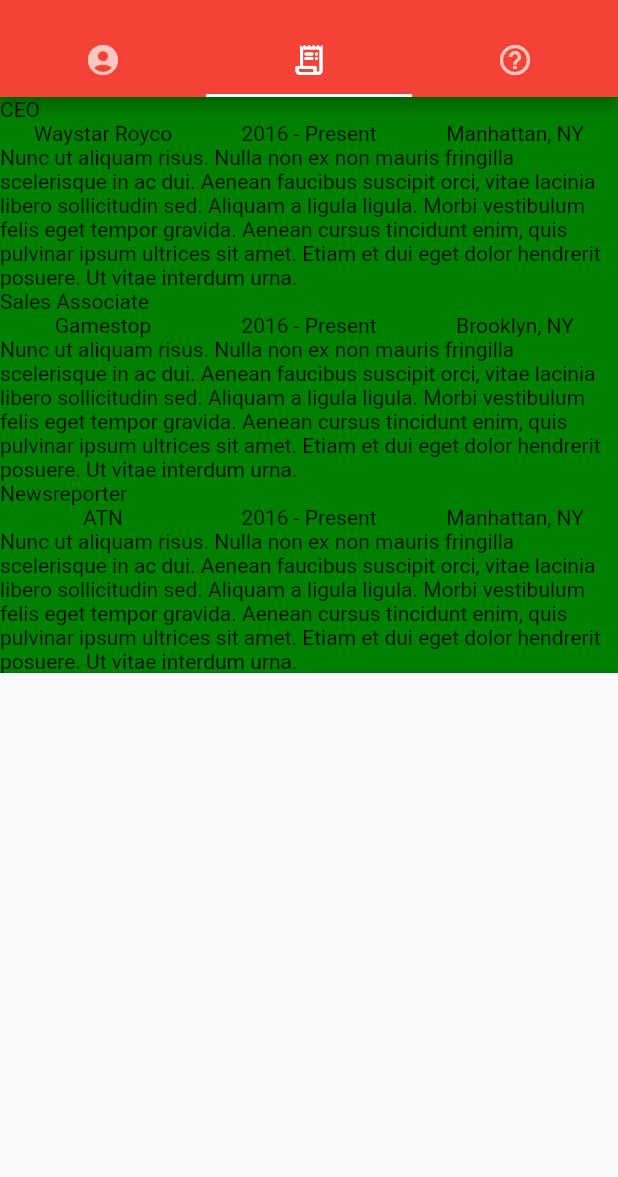
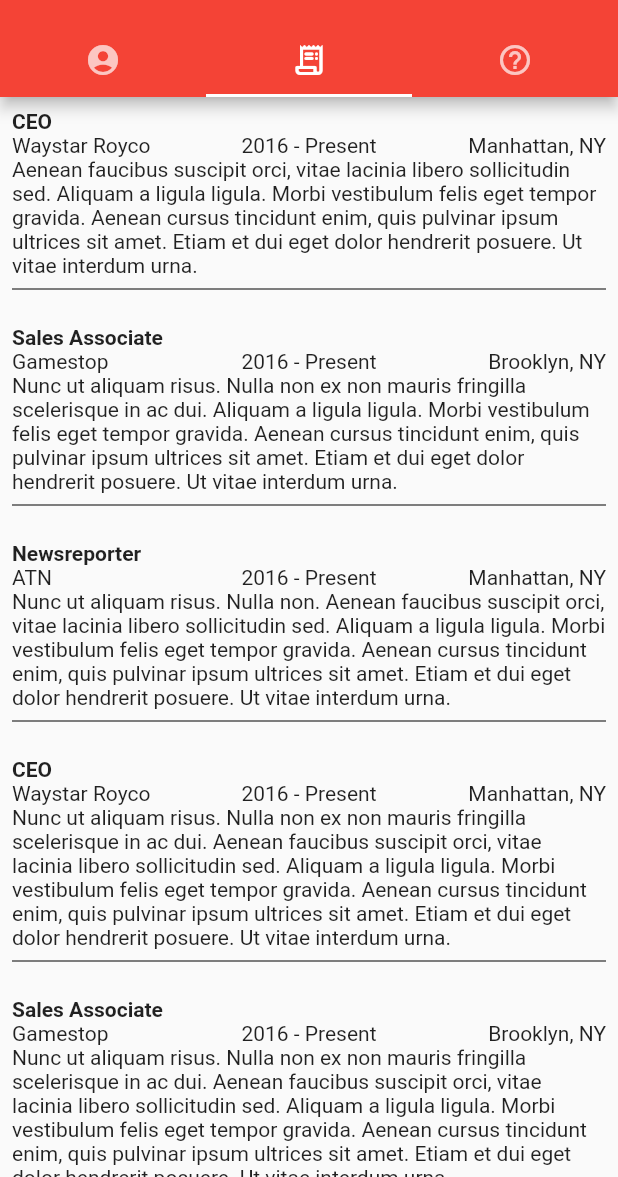
Before and after one commit to stuttskl/call_me_maybe, a Flutter app: the screen it shows after launch, tab 2 chosen, on a phone screen of 412 x 824 dp, the part 59-1236 px from its top. Run offline on Flutter 3.47's test engine with Material 2 defaults, Android fonts, the phone set to English and light mode, and no system bars.

```diff
--- a/lib/components/resume_entry.dart
+++ b/lib/components/resume_entry.dart
@@ -14,29 +14,25 @@ class ResumeEntry extends StatelessWidget {
 
   @override
   Widget build(BuildContext context) {
-    double c_width = MediaQuery.of(context).size.width * 0.8;
-
     return Container(
-        // Another fixed-height child.
-        color: const Color(0xff008000), // Green
-        // height: 120.0,
-        // width: c_width,
-        alignment: Alignment.center,
+        padding: EdgeInsets.all(8.0),
         child: Column(
           children: [
             Row(
-              children: [Text('$jobTitle')],
+              children: [
+                Text('$jobTitle', style: TextStyle(fontWeight: FontWeight.bold))
+              ],
             ),
             Row(
               children: [
                 Expanded(
-                  child: Text('$companyName', textAlign: TextAlign.center),
+                  child: Text('$companyName', textAlign: TextAlign.left),
                 ),
                 Expanded(
                   child: Text('$jobDates', textAlign: TextAlign.center),
                 ),
                 Expanded(
-                  child: Text('$location', textAlign: TextAlign.center),
+                  child: Text('$location', textAlign: TextAlign.right),
                 ),
               ],
             ),
@@ -47,7 +43,9 @@ class ResumeEntry extends StatelessWidget {
                 ),
               ],
             ),
-          ],
-        ));
+          Divider(color: Colors.black)
+        ],
+      )
+    );
   }
 }
--- a/lib/screens/resume_screen.dart
+++ b/lib/screens/resume_screen.dart
@@ -14,9 +14,49 @@ class ResumeScreen extends StatelessWidget {
                 minHeight: viewportConstraints.maxHeight,
               ),
               child: Column(
-                mainAxisSize: MainAxisSize.min,
-                // mainAxisAlignment: MainAxisAlignment.spaceEvenly,
                 children: <Widget>[
+                  ResumeEntry(
+                    companyName: 'Waystar Royco',
+                    jobTitle: 'CEO',
+                    jobDates: '2016 - Present',
+                    location: 'Manhattan, NY',
+                    jobDescription: 'Aenean faucibus suscipit orci, vitae lacinia libero sollicitudin sed. Aliquam a ligula ligula. Morbi vestibulum felis eget tempor gravida. Aenean cursus tincidunt enim, quis pulvinar ipsum ultrices sit amet. Etiam et dui eget dolor hendrerit posuere. Ut vitae interdum urna.',
+                  ),
+                  ResumeEntry(
+                    companyName: 'Gamestop',
+                    jobTitle: 'Sales Associate',
+                    jobDates: '2016 - Present',
+                    location: 'Brooklyn, NY',
+                    jobDescription: 'Nunc ut aliquam risus. Nulla non ex non mauris fringilla scelerisque in ac dui. Aliquam a ligula ligula. Morbi vestibulum felis eget tempor gravida. Aenean cursus tincidunt enim, quis pulvinar ipsum ultrices sit amet. Etiam et dui eget dolor hendrerit posuere. Ut vitae interdum urna.',
+                  ),
+                  ResumeEntry(
+                    companyName: 'ATN',
+                    jobTitle: 'Newsreporter',
+                    jobDates: '2016 - Present',
+                    location: 'Manhattan, NY',
+                    jobDescription: 'Nunc ut aliquam risus. Nulla non. Aenean faucibus suscipit orci, vitae lacinia libero sollicitudin sed. Aliquam a ligula ligula. Morbi vestibulum felis eget tempor gravida. Aenean cursus tincidunt enim, quis pulvinar ipsum ultrices sit amet. Etiam et dui eget dolor hendrerit posuere. Ut vitae interdum urna.',
+                  ),
+                  ResumeEntry(
+                    companyName: 'Waystar Royco',
+                    jobTitle: 'CEO',
+                    jobDates: '2016 - Present',
+                    location: 'Manhattan, NY',
+                    jobDescription: 'Nunc ut aliquam risus. Nulla non ex non mauris fringilla scelerisque in ac dui. Aenean faucibus suscipit orci, vitae lacinia libero sollicitudin sed. Aliquam a ligula ligula. Morbi vestibulum felis eget tempor gravida. Aenean cursus tincidunt enim, quis pulvinar ipsum ultrices sit amet. Etiam et dui eget dolor hendrerit posuere. Ut vitae interdum urna.',
+                  ),
+                  ResumeEntry(
+                    companyName: 'Gamestop',
+                    jobTitle: 'Sales Associate',
+                    jobDates: '2016 - Present',
+                    location: 'Brooklyn, NY',
+                    jobDescription: 'Nunc ut aliquam risus. Nulla non ex non mauris fringilla scelerisque in ac dui. Aenean faucibus suscipit orci, vitae lacinia libero sollicitudin sed. Aliquam a ligula ligula. Morbi vestibulum felis eget tempor gravida. Aenean cursus tincidunt enim, quis pulvinar ipsum ultrices sit amet. Etiam et dui eget dolor hendrerit posuere. Ut vitae interdum urna.',
+                  ),
+                  ResumeEntry(
+                    companyName: 'ATN',
+                    jobTitle: 'Newsreporter',
+                    jobDates: '2016 - Present',
+                    location: 'Manhattan, NY',
+                    jobDescription: 'Nunc ut aliquam risus. Nulla non ex non mauris fringilla scelerisque in ac dui. Aenean faucibus suscipit orci, vitae lacinia libero sollicitudin sed. Aliquam a ligula ligula. Morbi vestibulum felis eget tempor gravida. Aenean cursus tincidunt enim, quis pulvinar ipsum ultrices sit amet. Etiam et dui eget dolor hendrerit posuere. Ut vitae interdum urna.',
+                  ),
                   ResumeEntry(
                     companyName: 'Waystar Royco',
                     jobTitle: 'CEO',
```
Also changed, not shown: lib/components/magic_8ball_answer.dart (added, +48 -0 lines), lib/screens/question_screen.dart (+20 -9 lines).
